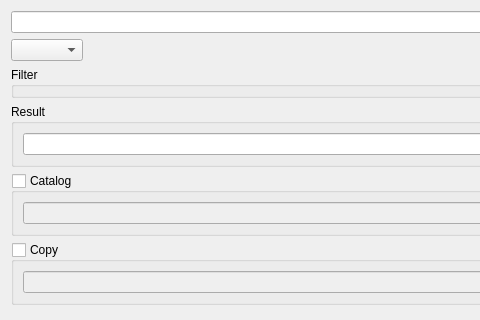
Before: the Qt Designer form xscansortwidget.ui in horsicq/XScanEngine, drawn with Qt 5; both pictures show x 0 to 480 and y 0 to 320 of the 1009 by 716 pixel window.
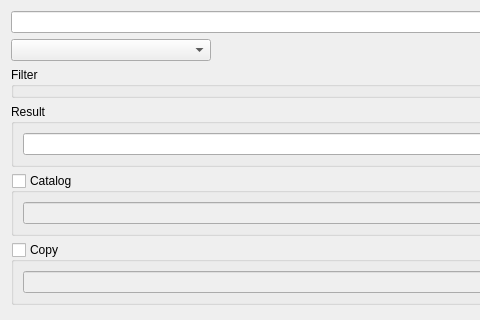
After: the same form once the commit is applied.

Commit message: feat(ui): set minimum width for comboBoxFlags

```diff
--- a/xscansortwidget.ui
+++ b/xscansortwidget.ui
@@ -36,7 +36,14 @@
    <item>
     <layout class="QHBoxLayout" name="horizontalLayout_3">
      <item>
-      <widget class="QComboBox" name="comboBoxFlags"/>
+      <widget class="QComboBox" name="comboBoxFlags">
+       <property name="minimumSize">
+        <size>
+         <width>200</width>
+         <height>0</height>
+        </size>
+       </property>
+      </widget>
      </item>
      <item>
       <spacer name="horizontalSpacer">
```
